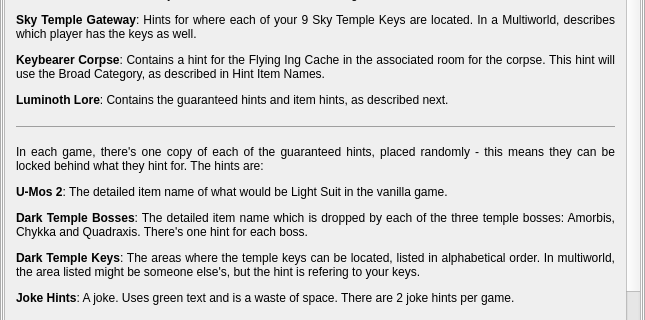
Old version of the form randovania/gui/ui_files/main_window.ui in the repository randovania/randovania; both pictures show x 0 to 645 and y 104 to 424 of the 645 by 568 pixel window.
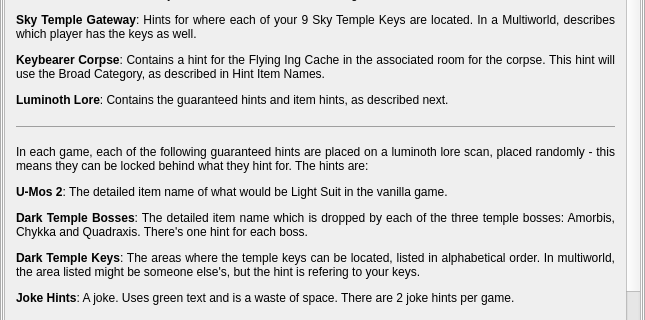
New version of the form. The open tabs and pages were chosen to show the change. Icons and pictures are not drawn.

Commit message: Improve Hint tab text

What changed in the file:
```diff
--- a/randovania/gui/ui_files/main_window.ui
+++ b/randovania/gui/ui_files/main_window.ui
@@ -837,7 +837,7 @@
                 <item>
                  <widget class="QLabel" name="hints_label">
                   <property name="text">
-                   <string>&lt;html&gt;&lt;head/&gt;&lt;body&gt;&lt;p align=&quot;justify&quot;&gt;In Metroid Prime 2: Echoes, you can find hints from the following sources:&lt;/p&gt;&lt;p align=&quot;justify&quot;&gt;&lt;span style=&quot; font-weight:600;&quot;&gt;Sky Temple Gateway&lt;/span&gt;: Hints for where each of your 9 Sky Temple Keys are located. In a Multiworld, describes which player has the keys as well.&lt;/p&gt;&lt;p align=&quot;justify&quot;&gt;&lt;span style=&quot; font-weight:600;&quot;&gt;Keybearer Corpse&lt;/span&gt;: Contains a hint for the Flying Ing Cache in the associated room for the corpse. This hint will use the Broad Category, as described in Hint Item Names.&lt;/p&gt;&lt;p align=&quot;justify&quot;&gt;&lt;span style=&quot; font-weight:600;&quot;&gt;Luminoth Lore&lt;/span&gt;: Contains the guaranteed hints and item hints, as described next.&lt;/p&gt;&lt;hr/&gt;&lt;p align=&quot;justify&quot;&gt;In each game, there's one copy of each of the guaranteed hints, placed randomly - this means they can be locked behind what they hint for. The hints are:&lt;/p&gt;&lt;p align=&quot;justify&quot;&gt;&lt;span style=&quot; font-weight:600;&quot;&gt;U-Mos 2&lt;/span&gt;: The detailed item name of what would be Light Suit in the vanilla game.&lt;/p&gt;&lt;p align=&quot;justify&quot;&gt;&lt;span style=&quot; font-weight:600;&quot;&gt;Dark Temple Bosses&lt;/span&gt;: The detailed item name which is dropped by each of the three temple bosses: Amorbis, Chykka and Quadraxis. There's one hint for each boss.&lt;/p&gt;&lt;p align=&quot;justify&quot;&gt;&lt;span style=&quot; font-weight:600;&quot;&gt;Dark Temple Keys&lt;/span&gt;: The areas where the temple keys can be located, listed in alphabetical order. In multiworld, the area listed might be someone else's, but the hint is refering to your keys.&lt;/p&gt;&lt;p align=&quot;justify&quot;&gt;&lt;span style=&quot; font-weight:600;&quot;&gt;Joke Hints&lt;/span&gt;: A joke. Uses green text and is a waste of space. There are 2 joke hints per game.&lt;/p&gt;&lt;hr/&gt;&lt;p align=&quot;justify&quot;&gt;The remaining Luminoth Lores are filled with item hints. These hints are placed in three step:&lt;/p&gt;&lt;p align=&quot;justify&quot;&gt;&lt;span style=&quot; font-weight:600;&quot;&gt;During Generator&lt;/span&gt;: Whenever an item is logically placed (see Item Order in the spoiler), a hint for that item is placed in a compatible lore location - the item location wasn't in logic when the given lore was first in logic.&lt;/p&gt;&lt;p align=&quot;justify&quot;&gt;&lt;span style=&quot; font-weight:600;&quot;&gt;Post Generator&lt;/span&gt;: When the generator finishes (placed enough items to reach credits), lore locations without hints are filled in order, starting from these unlocked last. These hints will be for items from the Item Order that don't have a hint yet, favoring these that have less compatible lore locations (should bias for later items in the order).&lt;/p&gt;&lt;p align=&quot;justify&quot;&gt;&lt;span style=&quot; font-weight:600;&quot;&gt;Last Resort&lt;/span&gt;: At this point, lore locations without a hint get one for a random item location.&lt;/p&gt;&lt;p align=&quot;justify&quot;&gt;A same location can't receive more than one hint from this process, ignoring the guaranteed hints.&lt;br/&gt;These hints can be in many different formats:&lt;/p&gt;&lt;p align=&quot;justify&quot;&gt;* Detailed item name with detailed room name (x5).&lt;br/&gt;* Precise category with detailed room name (x2).&lt;br/&gt;* General category with detailed room name (x1).&lt;br/&gt;* Detailed item name with only area name (x2).&lt;br/&gt;* Precise category with only area name (x1).&lt;br/&gt;* Detailed item name, relative to a room (x1).&lt;br/&gt;* Detailed item name, relative to another precise item name (x1).&lt;br/&gt;* Detailed item name, relative to another precise category (x1).&lt;/p&gt;&lt;p align=&quot;justify&quot;&gt;With relative hints, distance is measured using the map and is always the smallest path. Crossing portals is a valid and two rooms with a portal connection has a distance of 1.&lt;br/&gt;For these with two items, the item being hinted is the first one.&lt;/p&gt;&lt;/body&gt;&lt;/html&gt;</string>
+                   <string>&lt;html&gt;&lt;head/&gt;&lt;body&gt;&lt;p align=&quot;justify&quot;&gt;In Metroid Prime 2: Echoes, you can find hints from the following sources:&lt;/p&gt;&lt;p align=&quot;justify&quot;&gt;&lt;span style=&quot; font-weight:600;&quot;&gt;Sky Temple Gateway&lt;/span&gt;: Hints for where each of your 9 Sky Temple Keys are located. In a Multiworld, describes which player has the keys as well.&lt;/p&gt;&lt;p align=&quot;justify&quot;&gt;&lt;span style=&quot; font-weight:600;&quot;&gt;Keybearer Corpse&lt;/span&gt;: Contains a hint for the Flying Ing Cache in the associated room for the corpse. This hint will use the Broad Category, as described in Hint Item Names.&lt;/p&gt;&lt;p align=&quot;justify&quot;&gt;&lt;span style=&quot; font-weight:600;&quot;&gt;Luminoth Lore&lt;/span&gt;: Contains the guaranteed hints and item hints, as described next.&lt;/p&gt;&lt;hr/&gt;&lt;p align=&quot;justify&quot;&gt;In each game, each of the following guaranteed hints are placed on a luminoth lore scan, placed randomly - this means they can be locked behind what they hint for. The hints are:&lt;/p&gt;&lt;p align=&quot;justify&quot;&gt;&lt;span style=&quot; font-weight:600;&quot;&gt;U-Mos 2&lt;/span&gt;: The detailed item name of what would be Light Suit in the vanilla game.&lt;/p&gt;&lt;p align=&quot;justify&quot;&gt;&lt;span style=&quot; font-weight:600;&quot;&gt;Dark Temple Bosses&lt;/span&gt;: The detailed item name which is dropped by each of the three temple bosses: Amorbis, Chykka and Quadraxis. There's one hint for each boss.&lt;/p&gt;&lt;p align=&quot;justify&quot;&gt;&lt;span style=&quot; font-weight:600;&quot;&gt;Dark Temple Keys&lt;/span&gt;: The areas where the temple keys can be located, listed in alphabetical order. In multiworld, the area listed might be someone else's, but the hint is refering to your keys.&lt;/p&gt;&lt;p align=&quot;justify&quot;&gt;&lt;span style=&quot; font-weight:600;&quot;&gt;Joke Hints&lt;/span&gt;: A joke. Uses green text and is a waste of space. There are 2 joke hints per game.&lt;/p&gt;&lt;hr/&gt;&lt;p align=&quot;justify&quot;&gt;The remaining Luminoth Lores are filled with item hints. These hints are placed in three step:&lt;/p&gt;&lt;p align=&quot;justify&quot;&gt;&lt;span style=&quot; font-weight:600;&quot;&gt;During Generator&lt;/span&gt;: Whenever an item is logically placed (see Item Order in the spoiler), a hint for that item is placed in a compatible lore location - the item location wasn't in logic when the given lore was first in logic.&lt;/p&gt;&lt;p align=&quot;justify&quot;&gt;&lt;span style=&quot; font-weight:600;&quot;&gt;Post Generator&lt;/span&gt;: When the generator finishes (placed enough items to reach credits), lore locations without hints are filled in order, starting from these unlocked last. These hints will be for items from the Item Order that don't have a hint yet, favoring these that have less compatible lore locations (should bias for later items in the order).&lt;/p&gt;&lt;p align=&quot;justify&quot;&gt;&lt;span style=&quot; font-weight:600;&quot;&gt;Last Resort&lt;/span&gt;: At this point, lore locations without a hint get one for a random item location.&lt;/p&gt;&lt;p align=&quot;justify&quot;&gt;A same location can't receive more than one hint from this process, ignoring the guaranteed hints.&lt;br/&gt;These hints can be in many different formats:&lt;/p&gt;&lt;p align=&quot;justify&quot;&gt;* Detailed item name with detailed room name (x5).&lt;br/&gt;* Precise category with detailed room name (x2).&lt;br/&gt;* General category with detailed room name (x1).&lt;br/&gt;* Detailed item name with only area name (x2).&lt;br/&gt;* Precise category with only area name (x1).&lt;br/&gt;* Detailed item name, relative to a room (x1).&lt;br/&gt;* Detailed item name, relative to another precise item name (x1).&lt;br/&gt;* Detailed item name, relative to another precise category (x1).&lt;/p&gt;&lt;p align=&quot;justify&quot;&gt;With relative hints, distance is measured using the map, considering portals, and is always the smallest path. Two rooms with a portal connection has a distance of 1.&lt;br/&gt;For hints with two items, the item being hinted is the first one.&lt;/p&gt;&lt;/body&gt;&lt;/html&gt;</string>
                   </property>
                   <property name="alignment">
                    <set>Qt::AlignLeading|Qt::AlignLeft|Qt::AlignTop</set>
```
